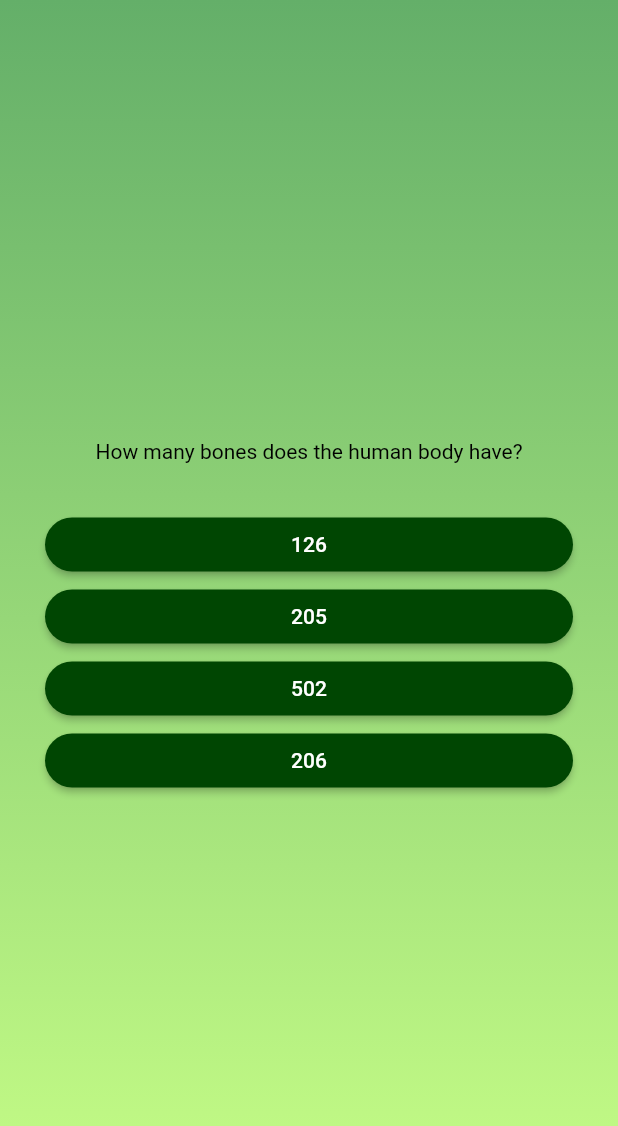
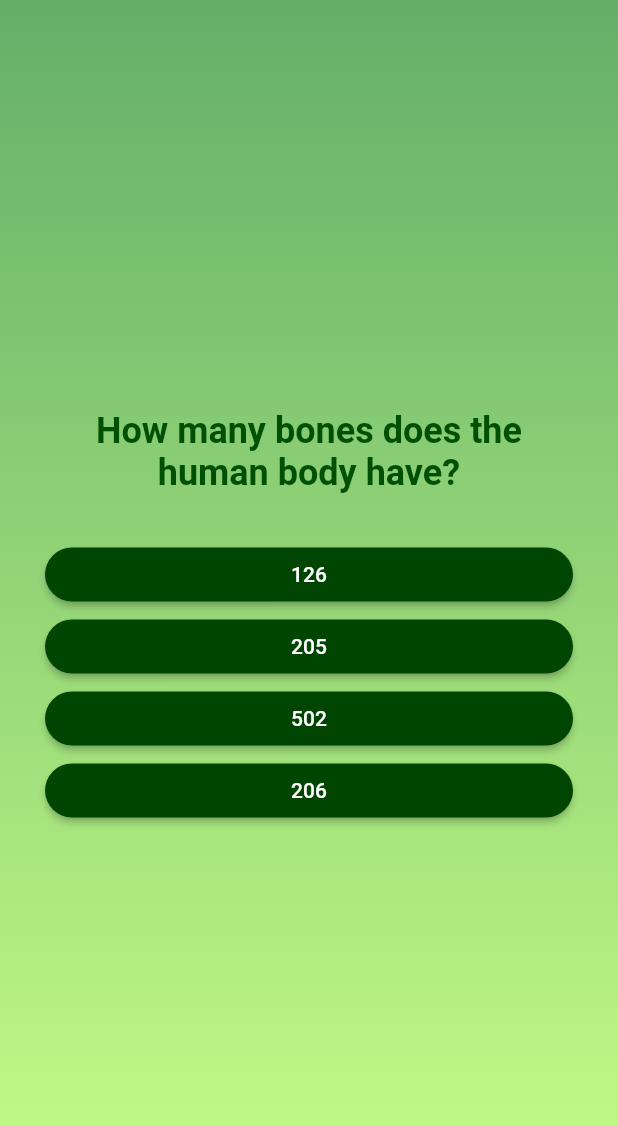
Before and after one commit to Chloe-R-Rowley/quiz_app, a Flutter app: the screen it shows after launch, after a tap on "Start Quiz", on a phone screen of 412 x 824 dp. Shown: the top 1126 px of the screen. Run offline on Flutter 3.47's test engine with Material 2 defaults, Android fonts, the phone set to English and light mode, and no system bars; our stand-ins replace google_fonts; Roboto replaces fonts that are missing (Ubuntu).

Commit message:
added google fonts

```diff
--- a/lib/answer_button.dart
+++ b/lib/answer_button.dart
@@ -22,7 +22,10 @@ class AnswerButton extends StatelessWidget {
           borderRadius: BorderRadius.circular(40),
         ),
       ),
-      child: Text(answerText),
+      child: Text(
+        answerText,
+        textAlign: TextAlign.center,
+      ),
     );
   }
 }
--- a/lib/gradient_container.dart
+++ b/lib/gradient_container.dart
@@ -1,4 +1,5 @@
 import 'package:flutter/material.dart';
+import 'package:google_fonts/google_fonts.dart';
 
 class GradientContainer extends StatelessWidget {
   const GradientContainer(this.startQuiz, {super.key});
@@ -28,9 +29,10 @@ class GradientContainer extends StatelessWidget {
           const SizedBox(
             height: 80,
           ),
-          const Text(
+          Text(
             'Learn Biology the fun way',
-            style: TextStyle(color: Colors.black, fontSize: 20),
+            style: GoogleFonts.ubuntu(
+                color: const Color.fromARGB(255, 0, 70, 2), fontSize: 24),
           ),
           const SizedBox(
             height: 50,
--- a/lib/questions_screen.dart
+++ b/lib/questions_screen.dart
@@ -1,4 +1,5 @@
 import 'package:flutter/material.dart';
+import 'package:google_fonts/google_fonts.dart';
 import 'package:quiz_app/answer_button.dart';
 import 'package:quiz_app/data/questions.dart';
 
@@ -12,9 +13,19 @@ class QuestionsScreen extends StatefulWidget {
 }
 
 class _QuestionsScreen extends State<QuestionsScreen> {
+  var currentQuestionIndex = 0;
+
+  void answerQuestion() {
+    //currentQuestionIndex = currentQuestionIndex + 1;
+    // currentQuestionIndex += 1;
+    setState(() {
+      currentQuestionIndex++;
+    });
+  }
+
   @override
   Widget build(context) {
-    final currentQuestion = questions[0];
+    final currentQuestion = questions[currentQuestionIndex];
     // TODO: implement build
     return SizedBox(
       width: double.infinity,
@@ -26,13 +37,19 @@ class _QuestionsScreen extends State<QuestionsScreen> {
           children: [
             Text(
               currentQuestion.text,
-              style: const TextStyle(color: Colors.black),
+              style: GoogleFonts.ubuntu(
+                  color: const Color.fromARGB(255, 0, 80, 3),
+                  fontSize: 24,
+                  fontWeight: FontWeight.bold),
               textAlign: TextAlign.center,
             ),
             const SizedBox(height: 30),
             ...currentQuestion.getShuffledAnswers().map(
               (answer) {
-                return AnswerButton(answerText: answer, onTap: () {});
+                return AnswerButton(
+                  answerText: answer,
+                  onTap: answerQuestion,
+                );
               },
             ),
             // AnswerButton(
--- a/pubspec.yaml
+++ b/pubspec.yaml
@@ -35,6 +35,7 @@ dependencies:
   # The following adds the Cupertino Icons font to your application.
   # Use with the CupertinoIcons class for iOS style icons.
   cupertino_icons: ^1.0.2
+  google_fonts: ^5.1.0
 
 dev_dependencies:
   flutter_test:
```
Also changed, not shown: pubspec.lock, 1 other file.
